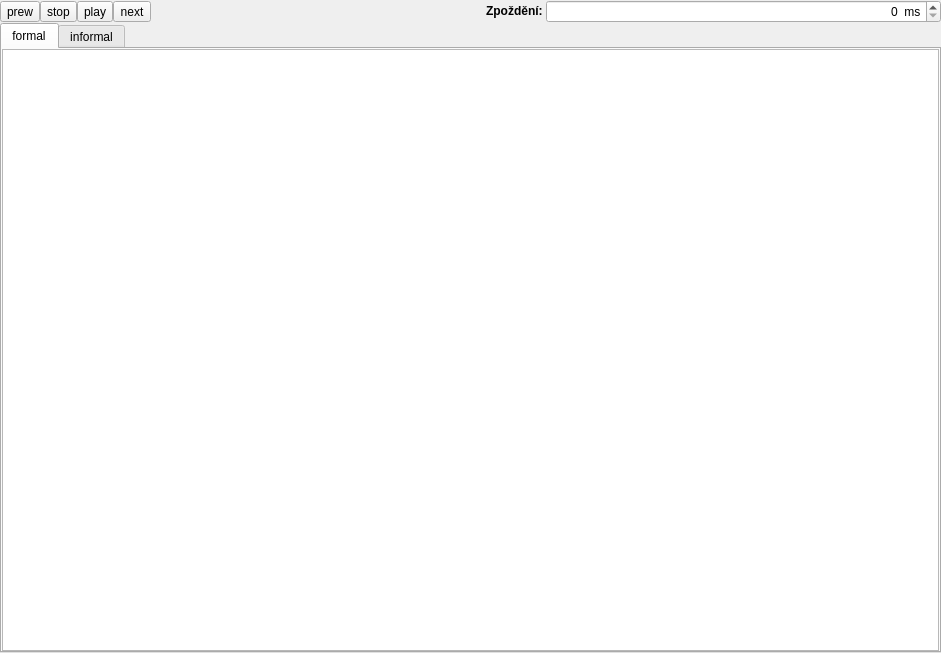
This is RegularConvertor/algorithms/algorithmwidget.ui in navrkald/regularConvertor as Qt 5 draws it before an edit. The edited form follows.
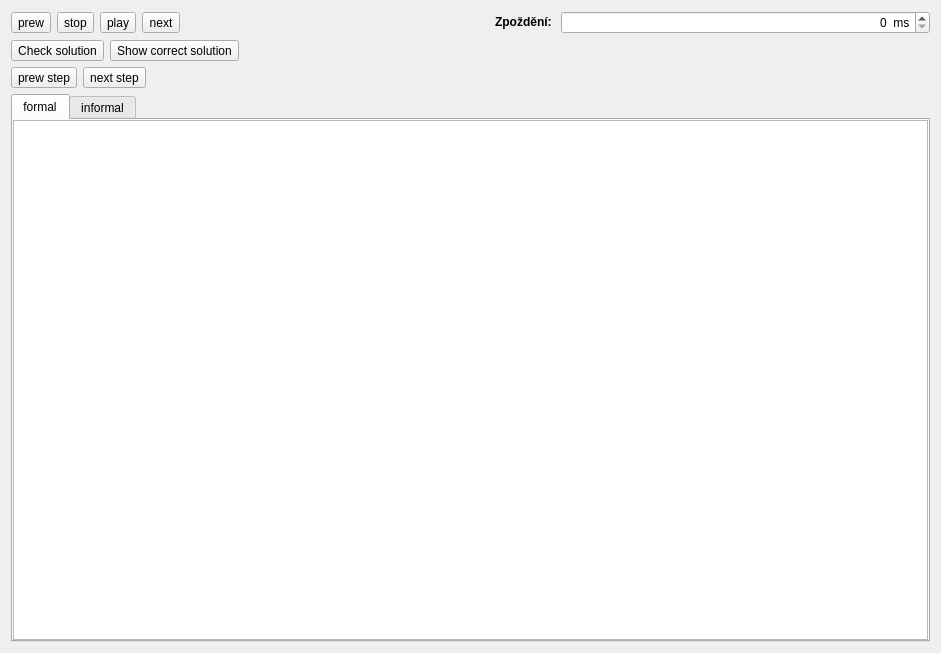
This is the edited form. Custom widgets are drawn as their Qt base class.

Diff of the .ui file:
```diff
--- a/RegularConvertor/algorithms/algorithmwidget.ui
+++ b/RegularConvertor/algorithms/algorithmwidget.ui
@@ -26,22 +26,9 @@
    <string>Form</string>
   </property>
   <layout class="QGridLayout" name="gridLayout_2">
-   <property name="leftMargin">
-    <number>0</number>
-   </property>
-   <property name="topMargin">
-    <number>0</number>
-   </property>
-   <property name="rightMargin">
-    <number>0</number>
-   </property>
-   <property name="bottomMargin">
-    <number>0</number>
-   </property>
-   <property name="spacing">
-    <number>0</number>
-   </property>
    <item row="0" column="0">
+    <layout class="QVBoxLayout" name="verticalLayout">
+     <item>
     <layout class="QHBoxLayout" name="horizontalLayout">
      <item>
       <widget class="QToolButton" name="prewButton">
@@ -99,7 +86,72 @@
      </item>
     </layout>
    </item>
-   <item row="1" column="0">
+     <item>
+      <layout class="QHBoxLayout" name="horizontalLayout_3">
+       <item>
+        <widget class="QToolButton" name="checkButton">
+         <property name="text">
+          <string>Check solution</string>
+         </property>
+        </widget>
+       </item>
+       <item>
+        <widget class="QToolButton" name="showButton">
+         <property name="text">
+          <string>Show correct solution</string>
+         </property>
+        </widget>
+       </item>
+       <item>
+        <spacer name="checkSpacer">
+         <property name="orientation">
+          <enum>Qt::Horizontal</enum>
+         </property>
+         <property name="sizeHint" stdset="0">
+          <size>
+           <width>40</width>
+           <height>20</height>
+          </size>
+         </property>
+        </spacer>
+       </item>
+      </layout>
+     </item>
+     <item>
+      <layout class="QHBoxLayout" name="horizontalLayout_2">
+       <item>
+        <widget class="QToolButton" name="prew_stepButton">
+         <property name="text">
+          <string>prew step</string>
+         </property>
+        </widget>
+       </item>
+       <item>
+        <widget class="QToolButton" name="next_stepButton">
+         <property name="text">
+          <string>next step</string>
+         </property>
+        </widget>
+       </item>
+       <item>
+        <spacer name="stepSpacer">
+         <property name="orientation">
+          <enum>Qt::Horizontal</enum>
+         </property>
+         <property name="sizeType">
+          <enum>QSizePolicy::Expanding</enum>
+         </property>
+         <property name="sizeHint" stdset="0">
+          <size>
+           <width>40</width>
+           <height>20</height>
+          </size>
+         </property>
+        </spacer>
+       </item>
+      </layout>
+     </item>
+     <item>
     <widget class="QTabWidget" name="Formal">
      <property name="currentIndex">
       <number>0</number>
@@ -162,6 +214,8 @@
       </layout>
      </widget>
     </widget>
+     </item>
+    </layout>
    </item>
   </layout>
  </widget>
```
Left out of the diff: 2 changed lines with no effect on the pictures. Lines whose indentation alone changed are shown as unchanged.
